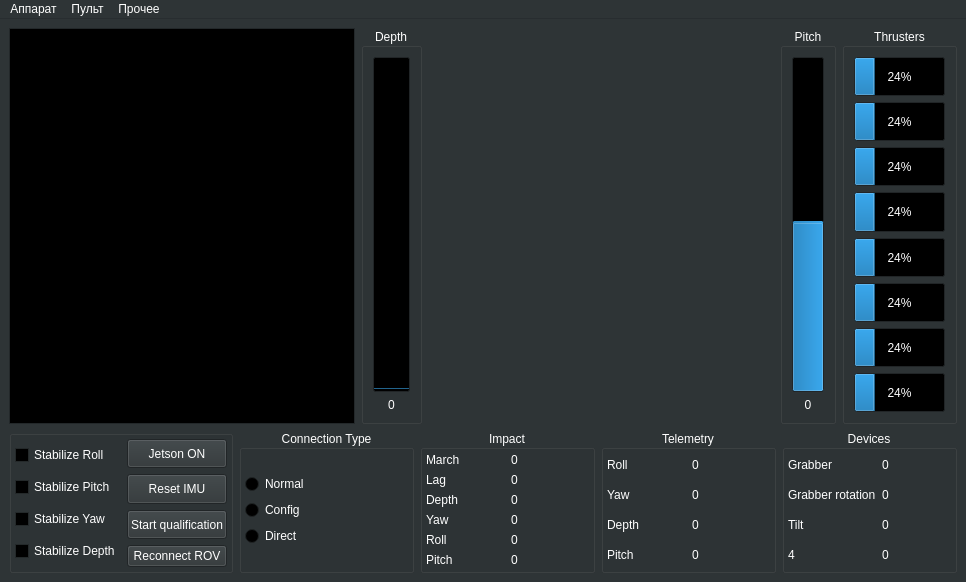
Before: the Qt Designer form mainwindow.ui in hydronautics-team/PoolsideGUI, drawn with Qt 5.
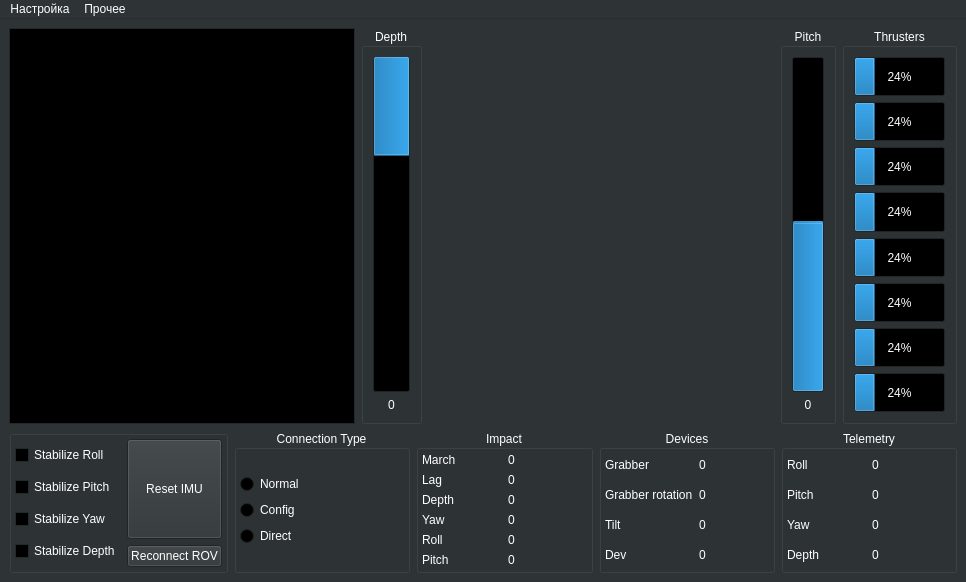
After: the same form once the commit is applied. Custom widgets are drawn as their Qt base class.

Commit message: Clear mainwindow, ui updated

Patch:
```diff
--- a/mainwindow.ui
+++ b/mainwindow.ui
@@ -496,7 +496,7 @@
             <number>10</number>
            </property>
            <property name="value">
-            <number>0</number>
+            <number>3</number>
            </property>
            <property name="alignment">
             <set>Qt::AlignCenter</set>
@@ -505,7 +505,7 @@
             <enum>Qt::Vertical</enum>
            </property>
            <property name="invertedAppearance">
-            <bool>false</bool>
+            <bool>true</bool>
            </property>
            <property name="textDirection">
             <enum>QProgressBar::TopToBottom</enum>
@@ -771,23 +771,7 @@
            <item>
             <layout class="QVBoxLayout" name="verticalLayout_21">
              <item>
-              <widget class="QPushButton" name="pushButtonJetsonOnOff">
-               <property name="sizePolicy">
-                <sizepolicy hsizetype="Minimum" vsizetype="Minimum">
-                 <horstretch>0</horstretch>
-                 <verstretch>0</verstretch>
-                </sizepolicy>
-               </property>
-               <property name="text">
-                <string>Jetson ON</string>
-               </property>
-               <property name="checkable">
-                <bool>true</bool>
-               </property>
-              </widget>
-             </item>
-             <item>
-              <widget class="QPushButton" name="pushButtonResetIMU">
+              <widget class="QPushButton" name="pushButton_ResetIMU">
                <property name="sizePolicy">
                 <sizepolicy hsizetype="Minimum" vsizetype="Minimum">
                  <horstretch>0</horstretch>
@@ -800,20 +784,7 @@
               </widget>
              </item>
              <item>
-              <widget class="QPushButton" name="pushButtonStartQualification">
-               <property name="sizePolicy">
-                <sizepolicy hsizetype="Minimum" vsizetype="Minimum">
-                 <horstretch>0</horstretch>
-                 <verstretch>0</verstretch>
-                </sizepolicy>
-               </property>
-               <property name="text">
-                <string>Start qualification</string>
-               </property>
-              </widget>
-             </item>
-             <item>
-              <widget class="QPushButton" name="pushButtonReconnectROV">
+              <widget class="QPushButton" name="pushButton_ReconnectROV">
                <property name="text">
                 <string>Reconnect ROV</string>
                </property>
@@ -980,95 +951,7 @@
             </widget>
            </item>
            <item>
-            <widget class="QLabel" name="label_pitch">
-             <property name="text">
-              <string>0</string>
-             </property>
-            </widget>
-           </item>
-          </layout>
-         </item>
-        </layout>
-       </widget>
-      </item>
-      <item>
-       <widget class="QGroupBox" name="groupBox_6">
-        <property name="title">
-         <string>Telemetry</string>
-        </property>
-        <property name="alignment">
-         <set>Qt::AlignCenter</set>
-        </property>
-        <layout class="QHBoxLayout" name="horizontalLayout_8">
-         <property name="leftMargin">
-          <number>3</number>
-         </property>
-         <property name="topMargin">
-          <number>3</number>
-         </property>
-         <property name="rightMargin">
-          <number>3</number>
-         </property>
-         <property name="bottomMargin">
-          <number>3</number>
-         </property>
-         <item>
-          <layout class="QVBoxLayout" name="verticalLayout_5">
-           <item>
-            <widget class="QLabel" name="label_9">
-             <property name="text">
-              <string>Roll</string>
-             </property>
-            </widget>
-           </item>
-           <item>
-            <widget class="QLabel" name="label_11">
-             <property name="text">
-              <string>Yaw</string>
-             </property>
-            </widget>
-           </item>
-           <item>
-            <widget class="QLabel" name="label_12">
-             <property name="text">
-              <string>Depth</string>
-             </property>
-            </widget>
-           </item>
-           <item>
-            <widget class="QLabel" name="label_10">
-             <property name="text">
-              <string>Pitch</string>
-             </property>
-            </widget>
-           </item>
-          </layout>
-         </item>
-         <item>
-          <layout class="QVBoxLayout" name="verticalLayout_6">
-           <item>
-            <widget class="QLabel" name="sensorsRollLabel">
-             <property name="text">
-              <string>0</string>
-             </property>
-            </widget>
-           </item>
-           <item>
-            <widget class="QLabel" name="sensorsYawLabel">
-             <property name="text">
-              <string>0</string>
-             </property>
-            </widget>
-           </item>
-           <item>
-            <widget class="QLabel" name="sensorsDepthLabel">
-             <property name="text">
-              <string>0</string>
-             </property>
-            </widget>
-           </item>
-           <item>
-            <widget class="QLabel" name="sensorsPitchLabel">
+            <widget class="QLabel" name="label_ImpactPitch">
              <property name="text">
               <string>0</string>
              </property>
@@ -1126,7 +1009,7 @@
            <item>
             <widget class="QLabel" name="label_4">
              <property name="text">
-              <string>4</string>
+              <string>Dev</string>
              </property>
             </widget>
            </item>
@@ -1156,7 +1039,95 @@
             </widget>
            </item>
            <item>
-            <widget class="QLabel" name="label_8">
+            <widget class="QLabel" name="label_DevicesDev">
+             <property name="text">
+              <string>0</string>
+             </property>
+            </widget>
+           </item>
+          </layout>
+         </item>
+        </layout>
+       </widget>
+      </item>
+      <item>
+       <widget class="QGroupBox" name="groupBox_6">
+        <property name="title">
+         <string>Telemetry</string>
+        </property>
+        <property name="alignment">
+         <set>Qt::AlignCenter</set>
+        </property>
+        <layout class="QHBoxLayout" name="horizontalLayout_8">
+         <property name="leftMargin">
+          <number>3</number>
+         </property>
+         <property name="topMargin">
+          <number>3</number>
+         </property>
+         <property name="rightMargin">
+          <number>3</number>
+         </property>
+         <property name="bottomMargin">
+          <number>3</number>
+         </property>
+         <item>
+          <layout class="QVBoxLayout" name="verticalLayout_5">
+           <item>
+            <widget class="QLabel" name="label_9">
+             <property name="text">
+              <string>Roll</string>
+             </property>
+            </widget>
+           </item>
+           <item>
+            <widget class="QLabel" name="label_10">
+             <property name="text">
+              <string>Pitch</string>
+             </property>
+            </widget>
+           </item>
+           <item>
+            <widget class="QLabel" name="label_11">
+             <property name="text">
+              <string>Yaw</string>
+             </property>
+            </widget>
+           </item>
+           <item>
+            <widget class="QLabel" name="label_12">
+             <property name="text">
+              <string>Depth</string>
+             </property>
+            </widget>
+           </item>
+          </layout>
+         </item>
+         <item>
+          <layout class="QVBoxLayout" name="verticalLayout_6">
+           <item>
+            <widget class="QLabel" name="label_TelemetryRoll">
+             <property name="text">
+              <string>0</string>
+             </property>
+            </widget>
+           </item>
+           <item>
+            <widget class="QLabel" name="label_TelemetryPitch">
+             <property name="text">
+              <string>0</string>
+             </property>
+            </widget>
+           </item>
+           <item>
+            <widget class="QLabel" name="label_TelemetryYaw">
+             <property name="text">
+              <string>0</string>
+             </property>
+            </widget>
+           </item>
+           <item>
+            <widget class="QLabel" name="label_TelemetryDepth">
              <property name="text">
               <string>0</string>
              </property>
@@ -1180,15 +1151,15 @@
      <height>22</height>
     </rect>
    </property>
-   <widget class="QMenu" name="menuBarControlBox">
+   <widget class="QMenu" name="menuBar_Settings">
     <property name="title">
-     <string>Пульт</string>
+     <string>Настройка</string>
     </property>
     <addaction name="action_config_controls"/>
     <addaction name="separator"/>
     <addaction name="action_config_view"/>
    </widget>
-   <widget class="QMenu" name="menuBarOther">
+   <widget class="QMenu" name="menuBar_Other">
     <property name="title">
      <string>Прочее</string>
     </property>
@@ -1198,32 +1169,8 @@
     <addaction name="separator"/>
     <addaction name="action_full_screen"/>
    </widget>
-   <widget class="QMenu" name="menuBarVehicleName">
-    <property name="title">
-     <string>Аппарат</string>
-    </property>
-    <widget class="QMenu" name="menu_choose_configuration">
-     <property name="title">
-      <string>Конфигурация</string>
-     </property>
-    </widget>
-    <widget class="QMenu" name="menu_choose_vehicle">
-     <property name="title">
-      <string>Выбор аппарата</string>
-     </property>
-    </widget>
-    <addaction name="action_create_vehicle"/>
-    <addaction name="separator"/>
-    <addaction name="menu_choose_vehicle"/>
-    <addaction name="menu_choose_configuration"/>
-    <addaction name="separator"/>
-    <addaction name="action_config_thrusters"/>
-    <addaction name="action_config_coef"/>
-    <addaction name="action_config_com"/>
-   </widget>
-   <addaction name="menuBarVehicleName"/>
-   <addaction name="menuBarControlBox"/>
-   <addaction name="menuBarOther"/>
+   <addaction name="menuBar_Settings"/>
+   <addaction name="menuBar_Other"/>
   </widget>
   <action name="action_config_RS">
    <property name="text">
```
Left out of the diff: 163 changed lines with no effect on the pictures. The commit also changes 2 other files.
